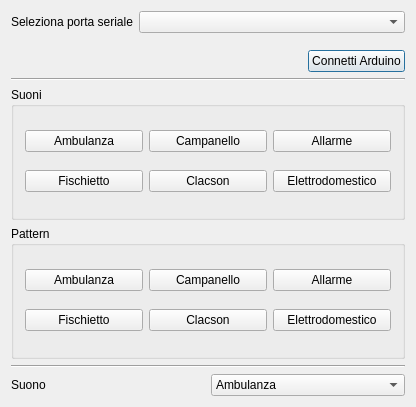
Old version of the form mainwin.ui in the repository sgrc31/ui_valutazione_quietude.
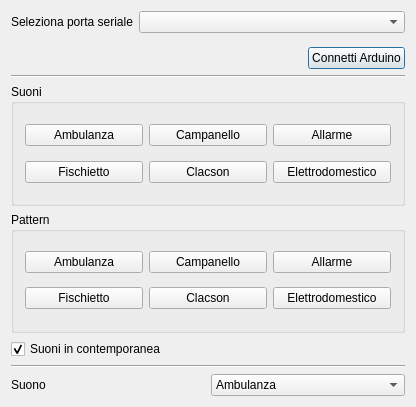
New version of the form.

Commit message: Disable or enable sounds

```diff
--- a/mainwin.ui
+++ b/mainwin.ui
@@ -13,7 +13,7 @@
   <property name="windowTitle">
    <string>Sounds and Patterns</string>
   </property>
-  <layout class="QVBoxLayout" name="verticalLayout" stretch="1,1,0,4,4,0,1">
+  <layout class="QVBoxLayout" name="verticalLayout" stretch="1,1,0,4,4,0,0,1">
    <item>
     <layout class="QFormLayout" name="formLayout">
      <item row="0" column="0">
@@ -176,6 +176,16 @@
      </layout>
     </widget>
    </item>
+   <item>
+    <widget class="QCheckBox" name="checkBox">
+     <property name="text">
+      <string>Suoni in contemporanea</string>
+     </property>
+     <property name="checked">
+      <bool>true</bool>
+     </property>
+    </widget>
+   </item>
    <item>
     <widget class="Line" name="line_2">
      <property name="orientation">
```
The commit also changes 1 other file.
